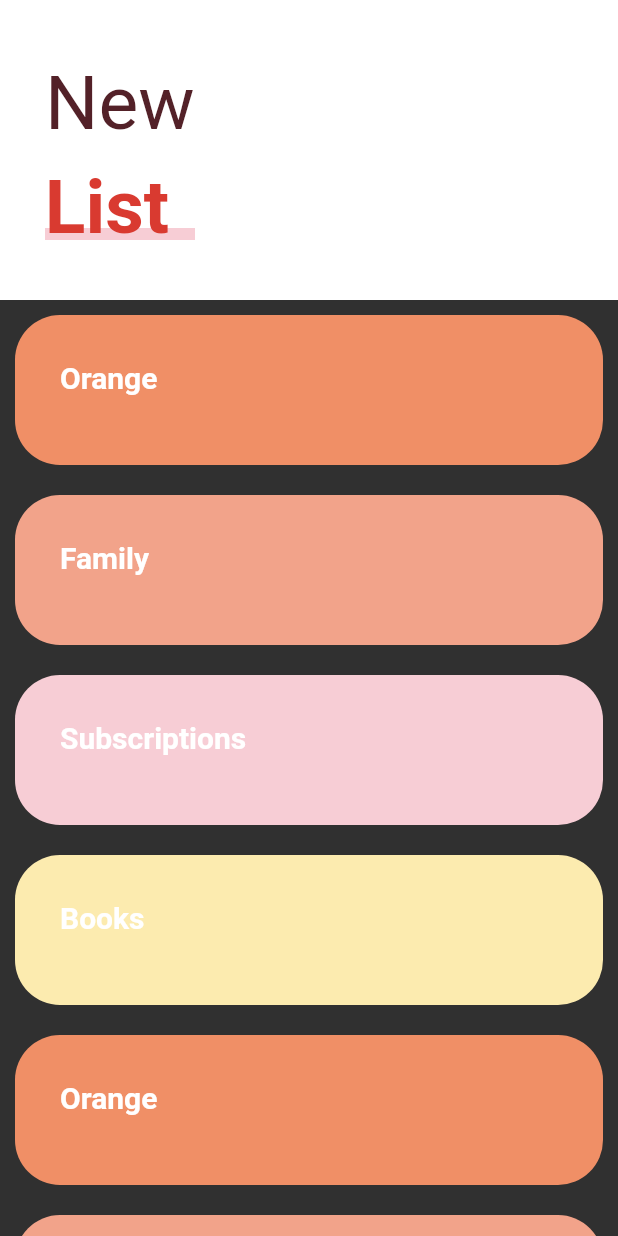
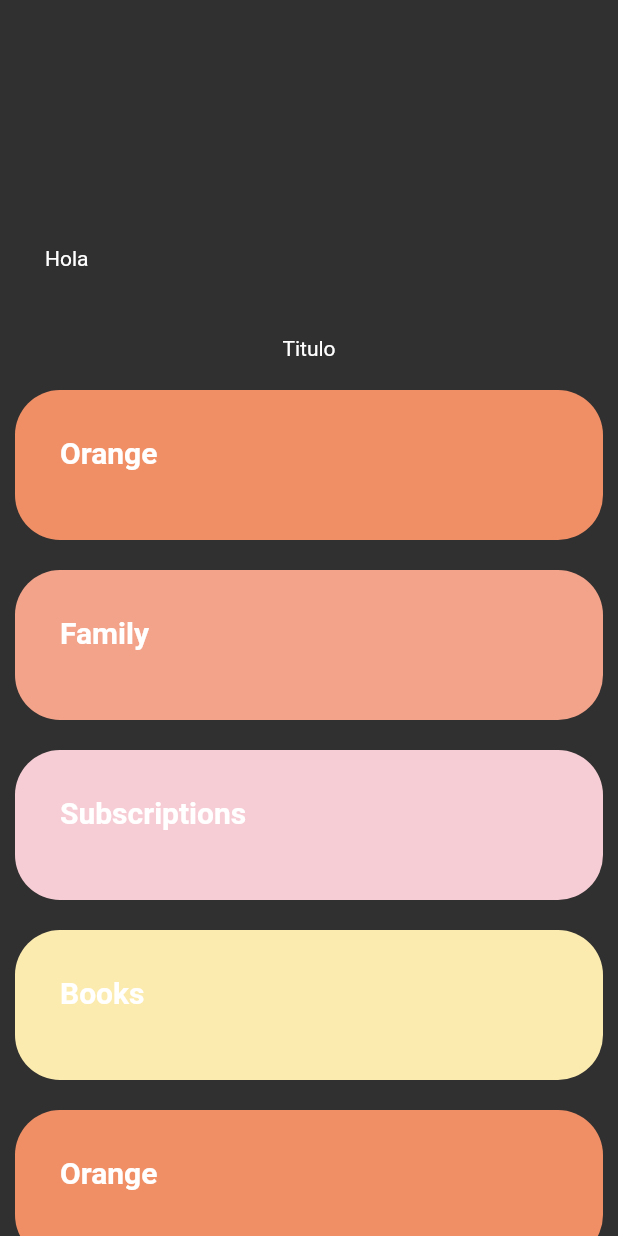
Before and after one commit to KitanoR/dise-os_flutter, a Flutter app: the _MainScroll widget shown alone on an empty page, opened directly, on a phone screen of 412 x 824 dp. Run offline on Flutter 3.47's test engine with Material 2 defaults, Android fonts, the phone set to English and light mode, and no system bars; our stand-ins replace animate_do, flutter_svg, font_awesome_flutter.

Commit message:
Animacion sliver

```diff
--- a/lib/src/pages/sliver_page.dart
+++ b/lib/src/pages/sliver_page.dart
@@ -59,17 +59,21 @@ class _MainScroll extends StatelessWidget {
   ];
     return CustomScrollView(
       slivers: <Widget>[
-        SliverPersistentHeader(
-          floating: true,
-          delegate: _SliverCustomHeaderDelegate(
-            child: Container(
-              alignment: Alignment.centerLeft,
-              child: _Titulo(),
-              color: Colors.white,
-            ),
-            minHeight: 170,
-            maxHeight: 200
-          ),
+        // SliverPersistentHeader(
+        //   floating: true,
+        //   delegate: _SliverCustomHeaderDelegate(
+        //     child: Container(
+        //       alignment: Alignment.centerLeft,
+        //       child: _Titulo(),
+        //       color: Colors.white,
+        //     ),
+        //     minHeight: 170,
+        //     maxHeight: 200
+        //   ),
+        // ),
+        TransitionAppBar(
+          avatar: Text('Hola'),
+          title: Text('Titulo'),
         ),
         SliverList(
           delegate: SliverChildListDelegate([
@@ -191,3 +195,87 @@ class _ListItem extends StatelessWidget {
     );
   }
 }
+
+
+class TransitionAppBar extends StatelessWidget {
+  final Widget avatar;
+  final Widget title;
+  final double extent;
+
+  TransitionAppBar({this.avatar, this.title, this.extent = 250, Key key}) : super(key: key);
+
+  @override
+  Widget build(BuildContext context) {
+    return SliverPersistentHeader(
+      pinned: true,
+      delegate: _TransitionAppBarDelegate(
+        avatar: avatar,
+        title: title,
+        extent: extent > 200 ? extent : 200
+      ),
+    );
+  }
+}
+
+class _TransitionAppBarDelegate extends SliverPersistentHeaderDelegate {
+  final _avatarMarginTween = EdgeInsetsTween(
+      begin: EdgeInsets.only(bottom: 70, left: 30),
+      end: EdgeInsets.only(left: 0.0, top: 30.0));
+  final _avatarAlignTween =
+      AlignmentTween(begin: Alignment.bottomLeft, end: Alignment.topCenter);
+
+  final Widget avatar;
+  final Widget title;
+  final double extent;
+
+  _TransitionAppBarDelegate({this.avatar, this.title, this.extent = 250})
+      : assert(avatar != null),
+        assert(extent == null || extent >= 200),
+        assert(title != null);
+
+  @override
+  Widget build(
+      BuildContext context, double shrinkOffset, bool overlapsContent) {
+    double tempVal = 34 * maxExtent / 100;
+    final progress =  shrinkOffset > tempVal ? 1.0 : shrinkOffset / tempVal;
+    print("Objechjkf === ${progress} ${shrinkOffset}");
+    final avatarMargin = _avatarMarginTween.lerp(progress);
+    final avatarAlign = _avatarAlignTween.lerp(progress);
+
+    return Stack(
+      children: <Widget>[
+        AnimatedContainer(
+          duration: Duration(milliseconds: 100),
+          height: shrinkOffset * 2,
+          constraints: BoxConstraints(maxHeight: minExtent),
+          color: Colors.redAccent,
+        ),
+        Padding(
+          padding: avatarMargin,
+          child: Align(
+            alignment: avatarAlign,
+              child: avatar
+          ),
+        ),
+        Padding(
+          padding: EdgeInsets.only(bottom: 10),
+          child: Align(
+            alignment: Alignment.bottomCenter,
+            child: title,
+          ),
+        )
+      ],
+    );
+  }
+
+  @override
+  double get maxExtent => extent;
+
+  @override
+  double get minExtent => (maxExtent * 68) / 100;
+
+  @override
+  bool shouldRebuild(_TransitionAppBarDelegate oldDelegate) {
+    return avatar != oldDelegate.avatar || title != oldDelegate.title;
+  }
+}
```
Also changed, not shown: lib/src/pages/pinterest_page.dart (+16 -4 lines).
